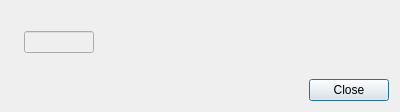
This is Mesher/tinEditorUi/hdtineditoruidialog.ui in vcloarec/ReosProject as Qt 5 draws it before an edit. The edited form follows.
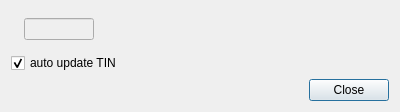
This is the edited form.

```diff
--- a/Mesher/tinEditorUi/hdtineditoruidialog.ui
+++ b/Mesher/tinEditorUi/hdtineditoruidialog.ui
@@ -64,6 +64,16 @@
      </item>
     </layout>
    </item>
+   <item>
+    <widget class="QCheckBox" name="checkBoxAutoUpdate">
+     <property name="text">
+      <string>auto update TIN</string>
+     </property>
+     <property name="checked">
+      <bool>true</bool>
+     </property>
+    </widget>
+   </item>
    <item>
     <widget class="QDialogButtonBox" name="buttonBox">
      <property name="orientation">
```
Left out of the diff: 5 changed lines with no effect on the pictures.
